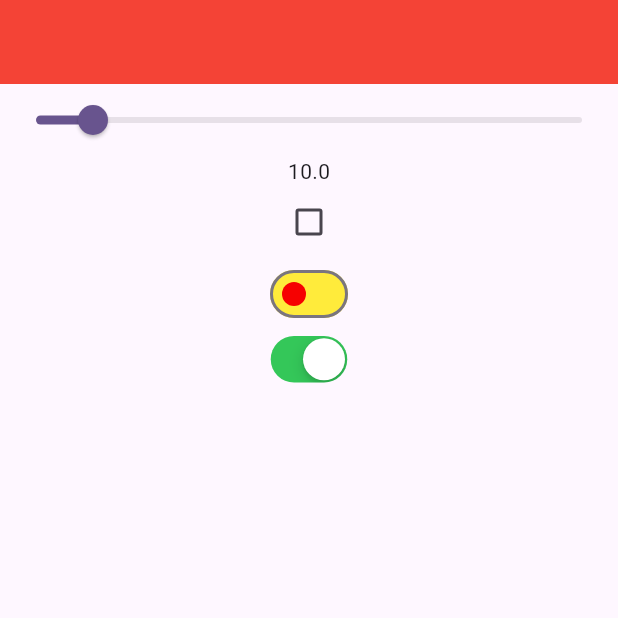
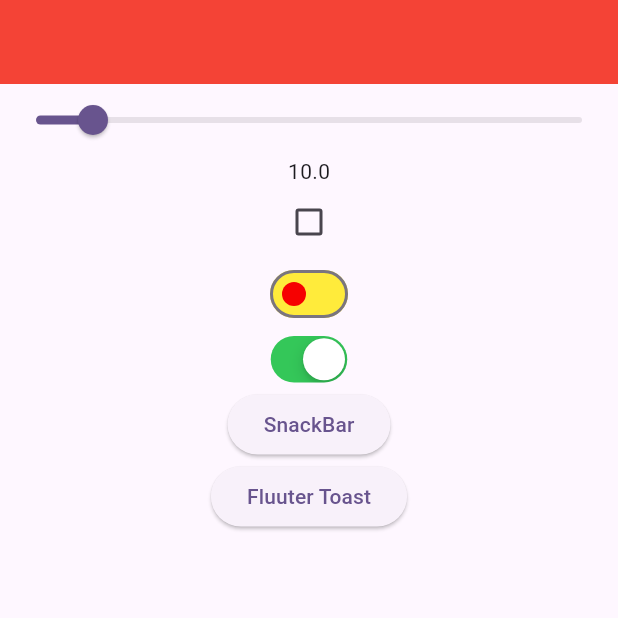
Before and after one commit to Kuldip96/flutter4to6, a Flutter app: the screen it shows after launch, on a phone screen of 412 x 824 dp, the top half of it. Run offline on Flutter 3.47's test engine with Material 3 defaults, Android fonts, the phone set to English and light mode, and no system bars; our stand-ins replace flutter_screenutil, fluttertoast, google_fonts.

Commit message:
6-1-2025

```diff
--- a/lib/lacture19.dart
+++ b/lib/lacture19.dart
@@ -1,5 +1,6 @@
 import 'package:flutter/cupertino.dart';
 import 'package:flutter/material.dart';
+import 'package:fluttertoast/fluttertoast.dart';
 
 class Lacture19 extends StatefulWidget {
   const Lacture19({super.key});
@@ -33,8 +34,6 @@ class _Lacture19State extends State<Lacture19> {
           ),
           Text(currentvolume.toString()),
           Checkbox(
-
-
               value: currentValue,
               onChanged: (value) {
                 setState(() {
@@ -59,7 +58,30 @@ class _Lacture19State extends State<Lacture19> {
                   currentValue1 = value;
                 });
               }),
-          CupertinoSwitch(value: true, onChanged: (value) {})
+          CupertinoSwitch(value: true, onChanged: (value) {}),
+          ElevatedButton(
+              onPressed: () {
+                final snackbar = SnackBar(
+                  backgroundColor: Colors.red,
+                  duration: Duration(seconds: 3),
+                  content: Text('Show Snackbar'),
+                  action: SnackBarAction(label: 'Undo', onPressed: () {}),
+                );
+                ScaffoldMessenger.of(context).showSnackBar(snackbar);
+              },
+              child: Text("SnackBar")),
+          ElevatedButton(
+              onPressed: () {
+                Fluttertoast.showToast(
+                    msg: "This is Center Short Toast",
+                    toastLength: Toast.LENGTH_LONG,
+                    gravity: ToastGravity.CENTER_LEFT,
+                    timeInSecForIosWeb: 1,
+                    backgroundColor: Colors.transparent,
+                    textColor: Colors.white,
+                    fontSize: 16.0);
+              },
+              child: Text('Fluuter Toast'))
         ],
       ),
     );
--- a/pubspec.yaml
+++ b/pubspec.yaml
@@ -37,6 +37,7 @@ dependencies:
   cupertino_icons: ^1.0.6
   google_fonts: ^6.2.1
   flutter_screenutil: ^5.9.3
+  fluttertoast:
 
 dev_dependencies:
   flutter_test:
```
Also changed, not shown: pubspec.lock, 1 other file.
